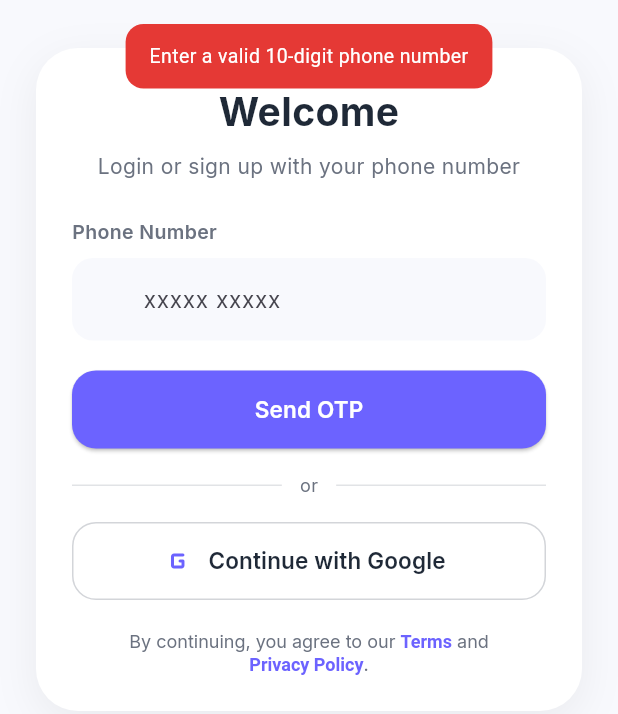
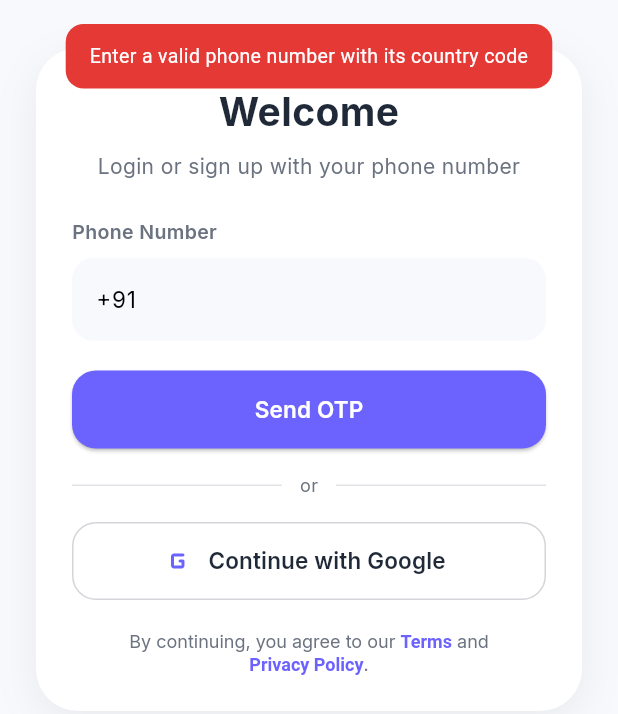
Before and after one commit to flutterwithpriyanshu/splitpay, a Flutter app: the AuthScreen screen opened directly, after a tap on "Send OTP", on a phone screen of 412 x 824 dp. Shown: the top 714 px of the screen. Run offline on Flutter 3.47's test engine with Material 3 defaults, Android fonts, the phone set to English and light mode, and no system bars; our stand-ins replace cloud_firestore, easy_localization, firebase_auth, firebase_core, firebase_messaging, fl_chart and 9 more; accounts and stored records are empty.

Commit message:
country code

```diff
--- a/lib/screens/auth_screen.dart
+++ b/lib/screens/auth_screen.dart
@@ -6,7 +6,6 @@ import 'package:firebase_auth/firebase_auth.dart';
 import 'package:google_fonts/google_fonts.dart';
 import 'package:google_sign_in/google_sign_in.dart';
 import 'package:splitpay/core/app_toast.dart';
-import 'package:splitpay/core/phone_utils.dart';
 import 'package:splitpay/theme/app_colors.dart';
 
 class AuthScreen extends StatefulWidget {
@@ -17,7 +16,7 @@ class AuthScreen extends StatefulWidget {
 }
 
 class _AuthScreenState extends State<AuthScreen> {
-  final _phoneController = TextEditingController();
+  final _phoneController = TextEditingController(text: '+91 ');
   final _otpController = TextEditingController();
   final GoogleSignIn _googleSignIn = GoogleSignIn.instance;
 
@@ -57,11 +56,12 @@ class _AuthScreenState extends State<AuthScreen> {
   }
 
   Future<void> _sendOtp() async {
-    final phone = normalizePhone(_phoneController.text.trim());
-    if (phone.length != 10) {
-      _showError('Enter a valid 10-digit phone number');
+    final phoneDigits = _phoneController.text.replaceAll(RegExp(r'\D'), '');
+    if (phoneDigits.length < 8 || phoneDigits.length > 15) {
+      _showError('Enter a valid phone number with its country code');
       return;
     }
+    final phone = '+$phoneDigits';
     setState(() => _isLoading = true);
     _showSecurityOverlay();
     try {
@@ -202,8 +202,7 @@ class _AuthScreenState extends State<AuthScreen> {
                     keyboardType: TextInputType.phone,
                     style: GoogleFonts.inter(fontSize: 15),
                     decoration: InputDecoration(
-                      hintText: 'xxxxx xxxxx',
-                      prefixText: '+91 ',
+                      hintText: 'Country code and phone number',
                       filled: true,
                       fillColor: AppColors.background,
                       border: OutlineInputBorder(
@@ -303,6 +302,8 @@ class _AuthScreenState extends State<AuthScreen> {
                         : () => setState(() {
                             _codeSent = false;
                             _otpController.clear();
+                            _verificationId = null;
+                            _resendToken = null;
                           }),
                     child: Text(
                       'Change phone number',
@@ -397,11 +398,7 @@ class _AuthScreenState extends State<AuthScreen> {
   }
 }
 
-/// Full-screen mask shown from tap of "Send OTP" until verifyPhoneNumber's
-/// verificationCompleted / verificationFailed / codeSent fires (or the
-/// catch block hits). Covers Android's silent-verification browser hop
-/// (reCAPTCHA fallback) so it reads as part of the app's own flow instead
-/// of a jarring tab switch.
+
 class _SecurityCheckOverlay extends StatefulWidget {
   const _SecurityCheckOverlay();
 
```
